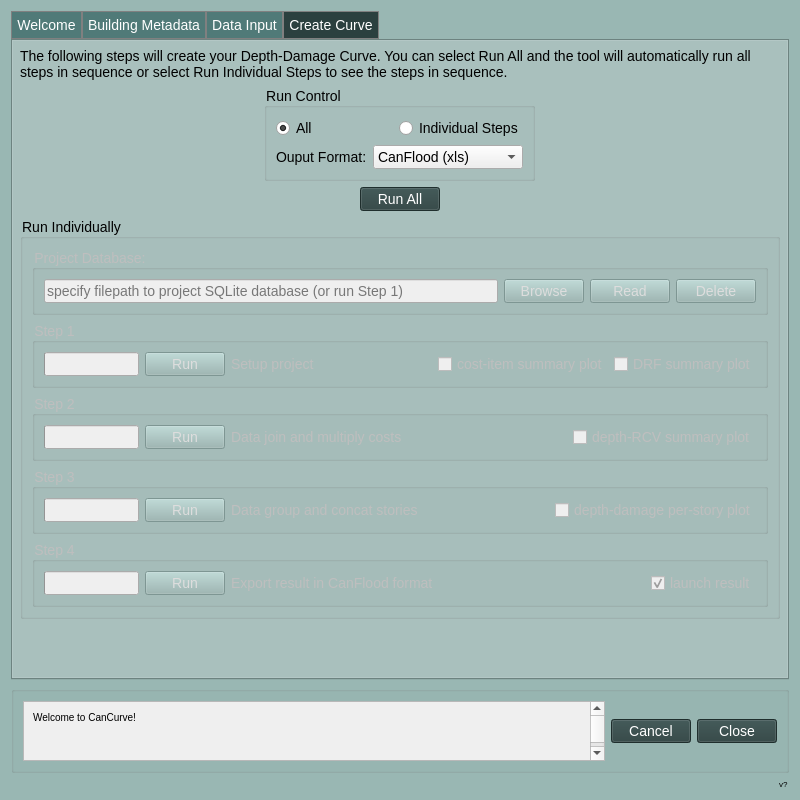
This is cancurve/bldgs/cc_bldgs_dialog.ui in NRCan/CanCurve as Qt 5 draws it before an edit. The edited form follows.
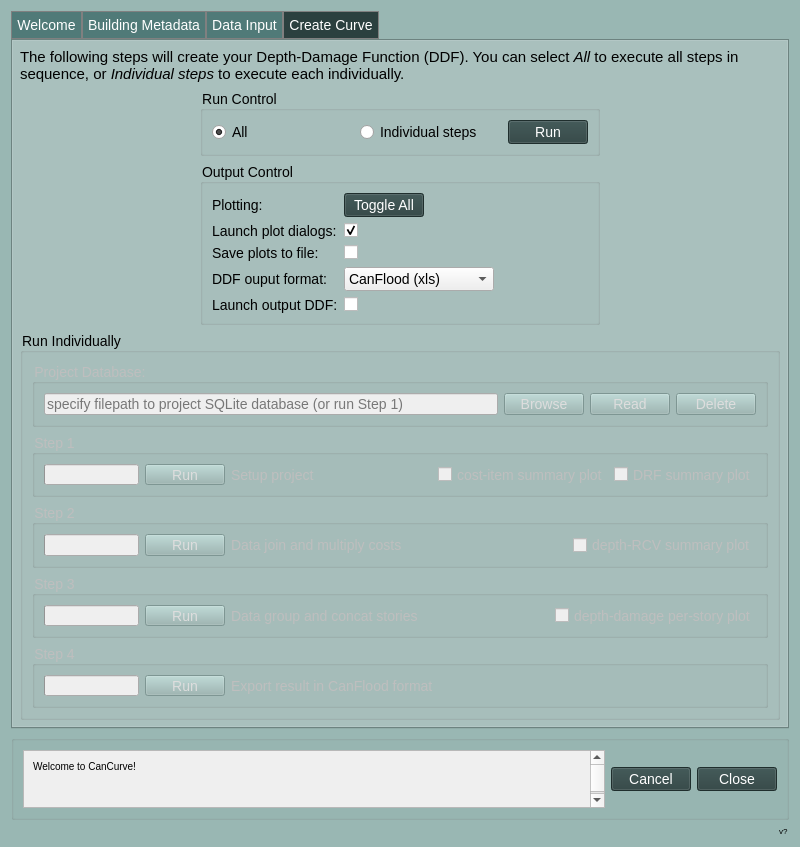
This is the edited form. The open tabs and pages were chosen to show the change. Icons and pictures are not drawn. Custom widgets are drawn as their Qt base class.

Commit message: output gui control

Diff of the .ui file:
```diff
--- a/cancurve/bldgs/cc_bldgs_dialog.ui
+++ b/cancurve/bldgs/cc_bldgs_dialog.ui
@@ -1050,7 +1050,7 @@
        <item>
         <widget class="QLabel" name="label_5">
          <property name="text">
-          <string>The following steps will create your Depth-Damage Curve. You can select Run All and the tool will automatically run all steps in sequence or select Run Individual Steps to see the steps in sequence.</string>
+          <string>&lt;html&gt;&lt;head/&gt;&lt;body&gt;&lt;p&gt;&lt;span style=&quot; font-size:11pt;&quot;&gt;The following steps will create your Depth-Damage Function (DDF). You can select &lt;/span&gt;&lt;span style=&quot; font-size:11pt; font-style:italic;&quot;&gt;All&lt;/span&gt;&lt;span style=&quot; font-size:11pt;&quot;&gt; to execute all steps in sequence, or &lt;/span&gt;&lt;span style=&quot; font-size:11pt; font-style:italic;&quot;&gt;Individual steps&lt;/span&gt;&lt;span style=&quot; font-size:11pt;&quot;&gt; to execute each individually.&lt;/span&gt;&lt;/p&gt;&lt;/body&gt;&lt;/html&gt;</string>
          </property>
          <property name="wordWrap">
           <bool>true</bool>
@@ -1066,7 +1066,7 @@
           <widget class="QGroupBox" name="groupBox_tab4actions_1">
            <property name="minimumSize">
             <size>
-             <width>0</width>
+             <width>400</width>
              <height>0</height>
             </size>
            </property>
@@ -1097,26 +1097,86 @@
               <item>
                <widget class="QRadioButton" name="radioButton_tab4actions_runControl_individ">
                 <property name="text">
-                 <string>Individual Steps</string>
+                 <string>Individual steps</string>
                 </property>
                 <attribute name="buttonGroup">
                  <string notr="true">buttonGroup_runControl</string>
                 </attribute>
                </widget>
               </item>
+              <item>
+               <widget class="QPushButton" name="pushButton_tab4actions_run">
+                <property name="sizePolicy">
+                 <sizepolicy hsizetype="Fixed" vsizetype="Fixed">
+                  <horstretch>0</horstretch>
+                  <verstretch>0</verstretch>
+                 </sizepolicy>
+                </property>
+                <property name="text">
+                 <string>Run</string>
+                </property>
+               </widget>
+              </item>
              </layout>
             </item>
+           </layout>
+          </widget>
+         </item>
+         <item alignment="Qt::AlignHCenter">
+          <widget class="QgsCollapsibleGroupBox" name="groupBox_tab4actions_output">
+           <property name="minimumSize">
+            <size>
+             <width>400</width>
+             <height>0</height>
+            </size>
+           </property>
+           <property name="title">
+            <string notr="true">Output Control</string>
+           </property>
+           <property name="flat">
+            <bool>true</bool>
+           </property>
+           <property name="collapsed">
+            <bool>true</bool>
+           </property>
+           <property name="saveCollapsedState">
+            <bool>false</bool>
+           </property>
+           <property name="saveCheckedState">
+            <bool>false</bool>
+           </property>
+           <layout class="QVBoxLayout" name="verticalLayout_21">
             <item>
-             <layout class="QHBoxLayout" name="horizontalLayout_2">
-              <item>
+             <layout class="QFormLayout" name="formLayout_2">
+              <item row="2" column="0">
+               <widget class="QLabel" name="saveFigureToFileLabel">
+                <property name="text">
+                 <string>Save plots to file:</string>
+                </property>
+               </widget>
+              </item>
+              <item row="2" column="1">
+               <widget class="QCheckBox" name="checkBox_tab4actions_saveFig">
+                <property name="toolTip">
+                 <string>For each plot created, save figures to the working directory as svg files</string>
+                </property>
+                <property name="text">
+                 <string/>
+                </property>
+                <property name="checked">
+                 <bool>false</bool>
+                </property>
+               </widget>
+              </item>
+              <item row="3" column="0">
                <widget class="QLabel" name="label_7">
                 <property name="text">
-                 <string>Ouput Format:</string>
+                 <string>DDF ouput format:</string>
                 </property>
                </widget>
               </item>
-              <item>
-               <widget class="QComboBox" name="comboBox">
+              <item row="3" column="1">
+               <widget class="QComboBox" name="comboBox_tab4actions_outFormat">
                 <property name="enabled">
                  <bool>true</bool>
                 </property>
@@ -1142,18 +1202,71 @@
                 </item>
                </widget>
               </item>
+              <item row="0" column="0">
+               <widget class="QLabel" name="toggleAllPlotsLabel">
+                <property name="text">
+                 <string>Plotting:</string>
+                </property>
+               </widget>
+              </item>
+              <item row="0" column="1">
+               <widget class="QPushButton" name="pushButton_tab4actions_checkPlots">
+                <property name="sizePolicy">
+                 <sizepolicy hsizetype="Fixed" vsizetype="Fixed">
+                  <horstretch>0</horstretch>
+                  <verstretch>0</verstretch>
+                 </sizepolicy>
+                </property>
+                <property name="toolTip">
+                 <string>Toggle the plot control checkBox for each plot</string>
+                </property>
+                <property name="text">
+                 <string>Toggle All</string>
+                </property>
+               </widget>
+              </item>
+              <item row="4" column="0">
+               <widget class="QLabel" name="launchResultingDDFLabel">
+                <property name="text">
+                 <string>Launch output DDF:</string>
+                </property>
+               </widget>
+              </item>
+              <item row="4" column="1">
+               <widget class="QCheckBox" name="checkBox_tab4actions_step4_launch">
+                <property name="toolTip">
+                 <string>Attempt to launch the resulting .xlsx file with the system default after Step 4</string>
+                </property>
+                <property name="text">
+                 <string/>
+                </property>
+                <property name="checked">
+                 <bool>false</bool>
+                </property>
+               </widget>
+              </item>
+              <item row="1" column="0">
+               <widget class="QLabel" name="launchPlotDialogLabel">
+                <property name="text">
+                 <string>Launch plot dialogs:</string>
+                </property>
+               </widget>
+              </item>
+              <item row="1" column="1">
+               <widget class="QCheckBox" name="checkBox_tab4actions_launchPlot">
+                <property name="toolTip">
+                 <string>For each plot created, launch generated plots in separate Qt dialog windows</string>
+                </property>
+                <property name="checked">
+                 <bool>true</bool>
+                </property>
+               </widget>
+              </item>
              </layout>
             </item>
            </layout>
           </widget>
          </item>
-         <item alignment="Qt::AlignHCenter">
-          <widget class="QPushButton" name="pushButton_tab4actions_run">
-           <property name="text">
-            <string>Run All</string>
-           </property>
-          </widget>
-         </item>
          <item>
           <widget class="QGroupBox" name="groupBox_tab4actions_individ">
            <property name="enabled">
@@ -1616,19 +1729,6 @@
                  </property>
                 </spacer>
                </item>
-               <item>
-                <widget class="QCheckBox" name="checkBox_tab4actions_step4_launch">
-                 <property name="toolTip">
-                  <string>Attempt to launch the resulting .xlsx file with the system default</string>
-                 </property>
-                 <property name="text">
-                  <string>launch result</string>
-                 </property>
-                 <property name="checked">
-                  <bool>true</bool>
-                 </property>
-                </widget>
-               </item>
               </layout>
              </widget>
             </item>
@@ -1665,7 +1765,7 @@
      <property name="minimumSize">
       <size>
        <width>0</width>
-       <height>50</height>
+       <height>85</height>
       </size>
      </property>
      <property name="title">
@@ -1832,6 +1932,14 @@
    </item>
   </layout>
  </widget>
+ <customwidgets>
+  <customwidget>
+   <class>QgsCollapsibleGroupBox</class>
+   <extends>QGroupBox</extends>
+   <header>qgscollapsiblegroupbox.h</header>
+   <container>1</container>
+  </customwidget>
+ </customwidgets>
  <resources>
   <include location="../resources.qrc"/>
  </resources>
```
Left out of the diff: 5 changed lines with no effect on the pictures. The commit also changes 4 other files.
